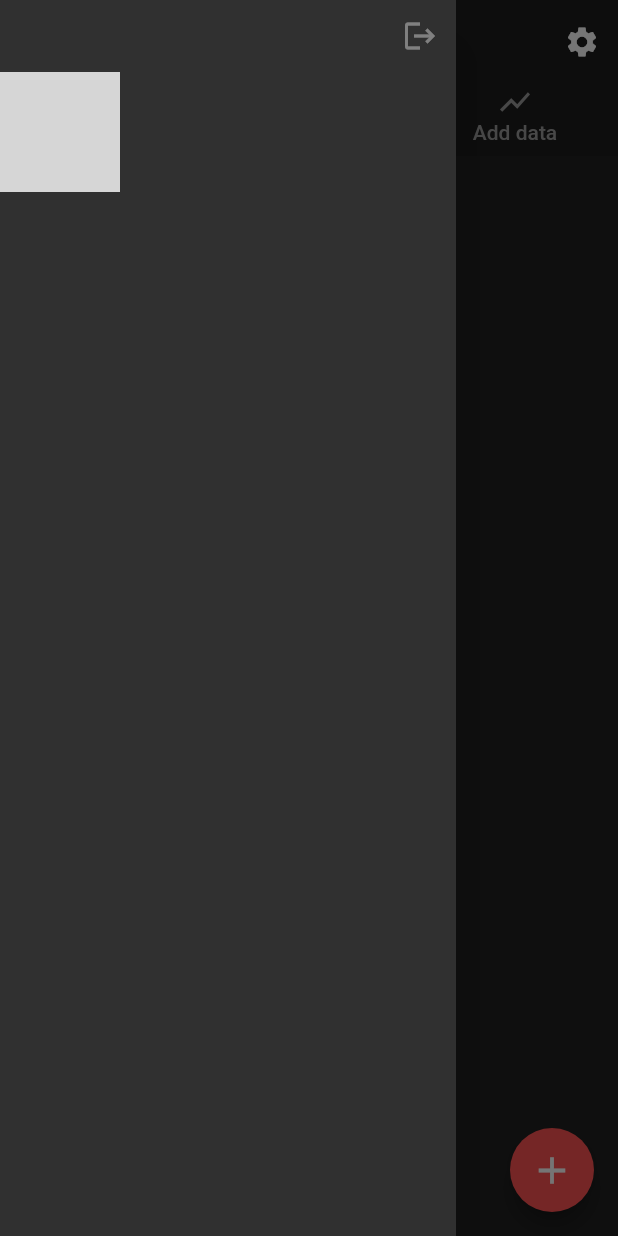
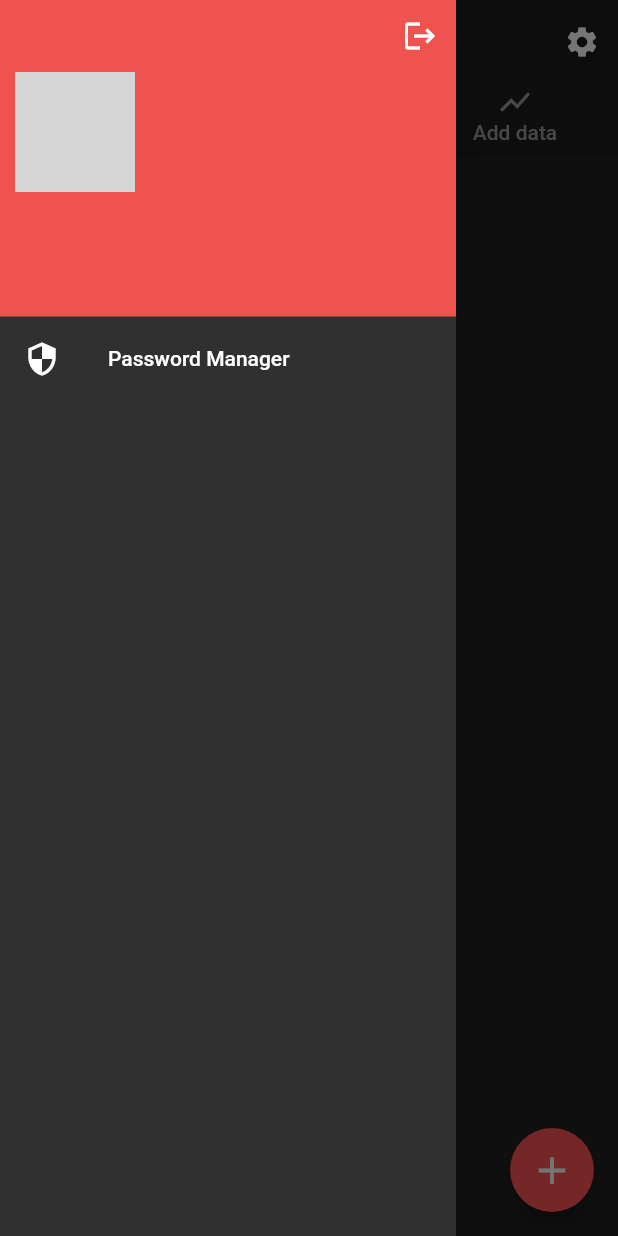
Before and after one commit to DaniyalDolare/Productivity-App, a Flutter app: the Tabs screen opened directly, with the side drawer open, on a phone screen of 412 x 824 dp. Run offline on Flutter 3.47's test engine with Material 2 defaults, Android fonts, the phone set to English and light mode, and no system bars; our stand-ins replace firebase_auth, firebase_core, firebase_database, google_sign_in; missing offline and left inert: app_usage; accounts and stored records are empty; network calls fail; grey boxes are pictures that could not be loaded.

Commit message:
Redefined drawer and added password manager option

```diff
--- a/lib/tabs.dart
+++ b/lib/tabs.dart
@@ -1,11 +1,13 @@
 import 'package:example/add_data.dart';
 import 'package:example/login.dart';
+import 'package:example/password_manager.dart';
 import 'package:example/settings.dart';
 import 'package:example/todotab.dart';
 import 'package:firebase_auth/firebase_auth.dart';
 import 'package:firebase_database/firebase_database.dart';
 import 'package:flutter/material.dart';
 import 'package:flutter/services.dart';
+import 'auth.dart';
 import 'notestab.dart';
 
 class Home extends StatefulWidget {
@@ -42,8 +44,7 @@ class _HomeState extends State<Home> {
               /// is because there is user already logged
               return Tabs();
             }
-
-            /// other way there is no user logged.
+            // other way there is no user logged.
             return LoginPage();
           }),
     );
@@ -115,34 +116,61 @@ class _TabsState extends State<Tabs> {
         drawer: SafeArea(
           child: Drawer(
               child: Column(
-            mainAxisAlignment: MainAxisAlignment.start,
+            crossAxisAlignment: CrossAxisAlignment.start,
+            children: [
+              Container(
+                color: Colors.red[400],
+                padding: EdgeInsets.only(left: 10.0, bottom: 10.0),
+                child: Column(
+                  crossAxisAlignment: CrossAxisAlignment.start,
                   children: [
                     Align(
                         alignment: Alignment.centerRight,
-                  child: IconButton(icon: Icon(Icons.logout), onPressed: null)),
-              Align(
-                alignment: Alignment.centerLeft,
-                child: CircleAvatar(
+                        child: IconButton(
+                          icon: Icon(Icons.logout),
+                          onPressed: () {
+                            signOutGoogle();
+                            Navigator.pushAndRemoveUntil(
+                                context,
+                                MaterialPageRoute(
+                                    builder: (context) => LoginPage()),
+                                (route) => false);
+                          },
+                        )),
+                    Column(
+                      crossAxisAlignment: CrossAxisAlignment.start,
+                      children: [
+                        CircleAvatar(
                           radius: 40,
-                  backgroundImage: NetworkImage(this.user.photoURL.toString()),
-                ),
+                          backgroundImage:
+                              NetworkImage(this.user.photoURL.toString()),
                         ),
                         Padding(padding: EdgeInsets.all(10)),
-              Align(
-                alignment: Alignment.centerLeft,
-                child: Text(
+                        Text(
                           user.displayName,
                           style: TextStyle(fontSize: 25),
                         ),
-              ),
                         Padding(padding: EdgeInsets.all(5)),
-              Align(
-                alignment: Alignment.centerLeft,
-                child: Text(
+                        Text(
                           user.email,
                           style: TextStyle(fontSize: 12),
                         ),
+                      ],
                     ),
+                  ],
+                ),
+              ),
+              ListTile(
+                leading: Icon(Icons.security),
+                title: Text("Password Manager"),
+                onTap: () {
+                  Navigator.pop(context);
+                  Navigator.push(
+                      context,
+                      MaterialPageRoute(
+                          builder: (context) => PasswordManager()));
+                },
+              )
             ],
           )),
         ),
```
Lines whose indentation alone changed are shown as unchanged.
